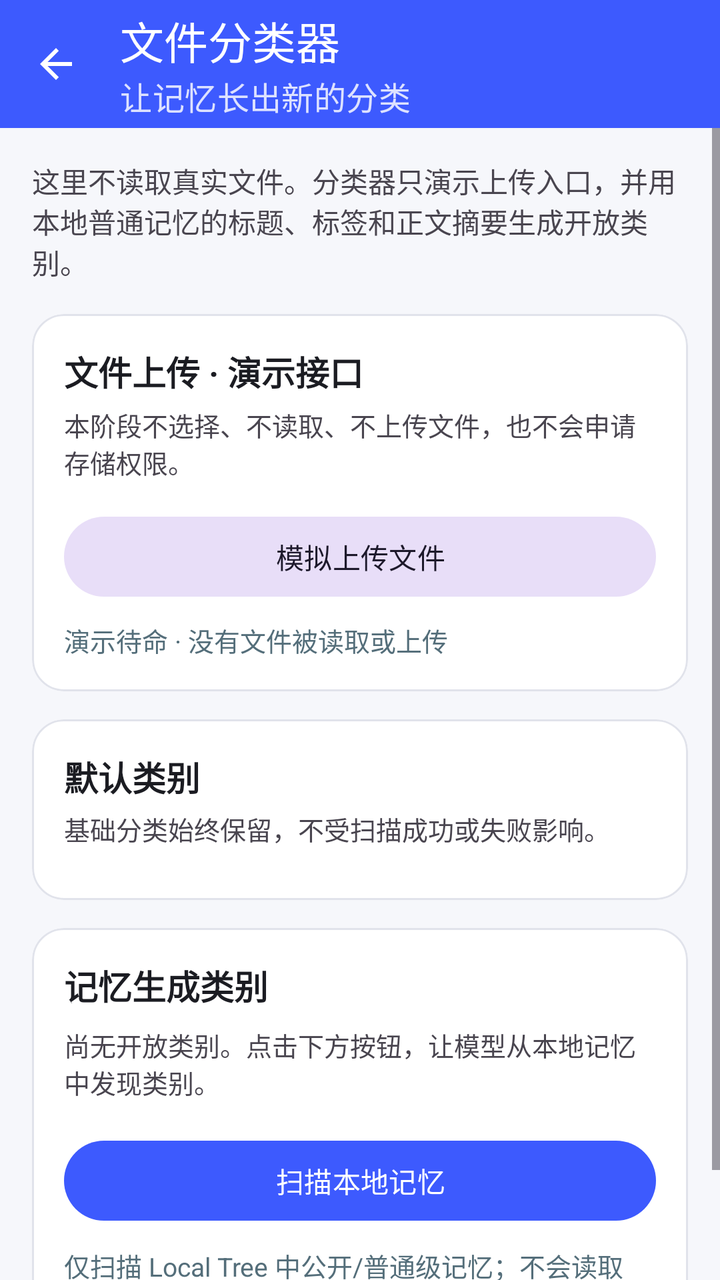
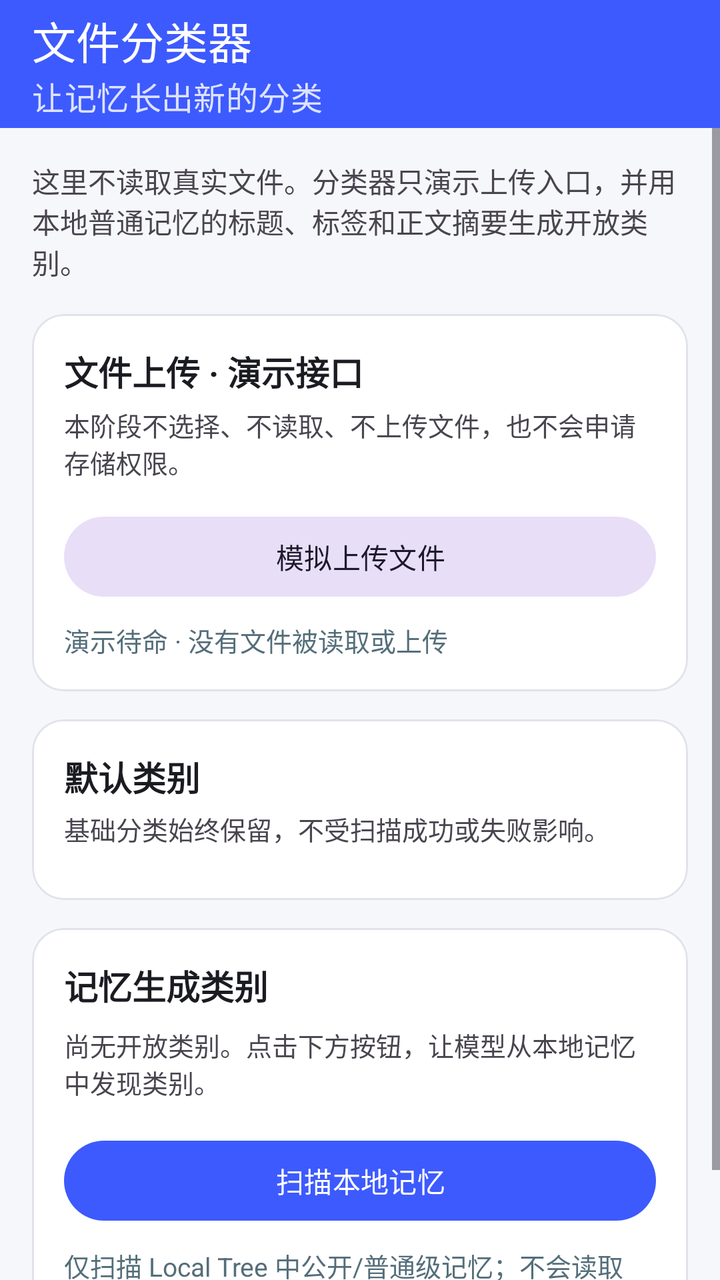

Two renders of the same Android screen: before a commit and after it. Below are the layout's source before the change and the commit's diff.
<!-- AndroidManifest.xml: application theme Theme.OSMemory -->
<!-- res/layout/phase3_classifier_activity.xml -->
<?xml version="1.0" encoding="utf-8"?>
<LinearLayout xmlns:android="http://schemas.android.com/apk/res/android"
    xmlns:app="http://schemas.android.com/apk/res-auto"
    xmlns:tools="http://schemas.android.com/tools"
    android:id="@+id/p3_classifier_root"
    android:layout_width="match_parent"
    android:layout_height="match_parent"
    android:background="@color/brand_background"
    android:fitsSystemWindows="true"
    android:orientation="vertical"
    tools:context=".phase3.classifier.ClassifierActivity">

    <com.google.android.material.appbar.MaterialToolbar
        android:id="@+id/p3_classifier_toolbar"
        android:layout_width="match_parent"
        android:layout_height="?attr/actionBarSize"
        android:background="@color/brand_primary"
        android:theme="@style/ThemeOverlay.Toolbar.OSMemory"
        app:navigationContentDescription="返回 OS Memory"
        app:navigationIcon="?attr/homeAsUpIndicator"
        app:subtitle="让记忆长出新的分类"
        app:subtitleTextColor="#DDE2FF"
        app:title="文件分类器"
        app:titleTextColor="@color/white" />

    <ScrollView
        android:layout_width="match_parent"
        android:layout_height="0dp"
        android:layout_weight="1"
        android:clipToPadding="false"
        android:fillViewport="true">

        <LinearLayout
            android:layout_width="match_parent"
            android:layout_height="wrap_content"
            android:orientation="vertical"
            android:paddingStart="16dp"
            android:paddingTop="16dp"
            android:paddingEnd="16dp"
            android:paddingBottom="24dp">

            <TextView
                android:layout_width="match_parent"
                android:layout_height="wrap_content"
                android:text="这里不读取真实文件。分类器只演示上传入口，并用本地普通记忆的标题、标签和正文摘要生成开放类别。"
                android:textColor="?android:attr/textColorSecondary"
                android:textSize="14sp" />

            <com.google.android.material.card.MaterialCardView
                android:layout_width="match_parent"
                android:layout_height="wrap_content"
                android:layout_marginTop="16dp"
                app:cardBackgroundColor="?attr/colorSurface"
                app:cardCornerRadius="16dp"
                app:strokeColor="@color/brand_outline"
                app:strokeWidth="1dp">

                <LinearLayout
                    android:layout_width="match_parent"
                    android:layout_height="wrap_content"
                    android:orientation="vertical"
                    android:padding="16dp">

                    <TextView
                        android:layout_width="match_parent"
                        android:layout_height="wrap_content"
                        android:text="文件上传 · 演示接口"
                        android:textColor="?attr/colorOnSurface"
                        android:textSize="17sp"
                        android:textStyle="bold" />

                    <TextView
                        android:layout_width="match_parent"
                        android:layout_height="wrap_content"
                        android:layout_marginTop="5dp"
                        android:text="本阶段不选择、不读取、不上传文件，也不会申请存储权限。"
                        android:textColor="?android:attr/textColorSecondary"
                        android:textSize="13sp" />

                    <com.google.android.material.button.MaterialButton
                        android:id="@+id/p3_classifier_fake_upload_button"
                        style="@style/Widget.Material3.Button.TonalButton"
                        android:layout_width="match_parent"
                        android:layout_height="wrap_content"
                        android:layout_marginTop="14dp"
                        android:text="模拟上传文件" />

                    <TextView
                        android:id="@+id/p3_classifier_upload_status"
                        android:layout_width="match_parent"
                        android:layout_height="wrap_content"
                        android:layout_marginTop="8dp"
                        android:text="演示待命 · 没有文件被读取或上传"
                        android:textColor="@color/semantic_public"
                        android:textSize="13sp" />
                </LinearLayout>
            </com.google.android.material.card.MaterialCardView>

            <com.google.android.material.card.MaterialCardView
                android:layout_width="match_parent"
                android:layout_height="wrap_content"
                android:layout_marginTop="14dp"
                app:cardBackgroundColor="?attr/colorSurface"
                app:cardCornerRadius="16dp"
                app:strokeColor="@color/brand_outline"
                app:strokeWidth="1dp">

                <LinearLayout
                    android:layout_width="match_parent"
                    android:layout_height="wrap_content"
                    android:orientation="vertical"
                    android:padding="16dp">

                    <TextView
                        android:layout_width="match_parent"
                        android:layout_height="wrap_content"
                        android:text="默认类别"
                        android:textColor="?attr/colorOnSurface"
                        android:textSize="17sp"
                        android:textStyle="bold" />

                    <TextView
                        android:layout_width="match_parent"
                        android:layout_height="wrap_content"
                        android:layout_marginTop="4dp"
                        android:text="基础分类始终保留，不受扫描成功或失败影响。"
                        android:textColor="?android:attr/textColorSecondary"
                        android:textSize="13sp" />

                    <com.google.android.material.chip.ChipGroup
                        android:id="@+id/p3_classifier_default_categories"
                        android:layout_width="match_parent"
                        android:layout_height="wrap_content"
                        android:layout_marginTop="10dp"
                        app:chipSpacingHorizontal="8dp"
                        app:chipSpacingVertical="4dp"
                        app:singleLine="false" />
                </LinearLayout>
            </com.google.android.material.card.MaterialCardView>

            <com.google.android.material.card.MaterialCardView
                android:layout_width="match_parent"
                android:layout_height="wrap_content"
                android:layout_marginTop="14dp"
                app:cardBackgroundColor="?attr/colorSurface"
                app:cardCornerRadius="16dp"
                app:strokeColor="@color/brand_outline"
                app:strokeWidth="1dp">

                <LinearLayout
                    android:layout_width="match_parent"
                    android:layout_height="wrap_content"
                    android:orientation="vertical"
                    android:padding="16dp">

                    <TextView
                        android:id="@+id/p3_classifier_generated_title"
                        android:layout_width="match_parent"
                        android:layout_height="wrap_content"
                        android:text="记忆生成类别"
                        android:textColor="?attr/colorOnSurface"
                        android:textSize="17sp"
                        android:textStyle="bold" />

                    <TextView
                        android:id="@+id/p3_classifier_generated_empty"
                        android:layout_width="match_parent"
                        android:layout_height="wrap_content"
                        android:layout_marginTop="8dp"
                        android:text="尚无开放类别。点击下方按钮，让模型从本地记忆中发现类别。"
                        android:textColor="?android:attr/textColorSecondary"
                        android:textSize="13sp" />

                    <com.google.android.material.chip.ChipGroup
                        android:id="@+id/p3_classifier_generated_categories"
                        android:layout_width="match_parent"
                        android:layout_height="wrap_content"
                        android:layout_marginTop="10dp"
                        android:visibility="gone"
                        app:chipSpacingHorizontal="8dp"
                        app:chipSpacingVertical="4dp"
                        app:singleLine="false"
                        tools:visibility="visible" />

                    <LinearLayout
                        android:layout_width="match_parent"
                        android:layout_height="wrap_content"
                        android:layout_marginTop="16dp"
                        android:gravity="center_vertical"
                        android:orientation="horizontal">

                        <com.google.android.material.button.MaterialButton
                            android:id="@+id/p3_classifier_scan_button"
                            android:layout_width="0dp"
                            android:layout_height="wrap_content"
                            android:layout_weight="1"
                            android:text="扫描本地记忆" />

                        <com.google.android.material.progressindicator.CircularProgressIndicator
                            android:id="@+id/p3_classifier_scan_progress"
                            android:layout_width="28dp"
                            android:layout_height="28dp"
                            android:layout_marginStart="12dp"
                            android:indeterminate="true"
                            android:visibility="gone"
                            app:indicatorSize="28dp"
                            app:trackThickness="3dp" />
                    </LinearLayout>

                    <TextView
                        android:id="@+id/p3_classifier_scan_status"
                        android:layout_width="match_parent"
                        android:layout_height="wrap_content"
                        android:layout_marginTop="9dp"
                        android:accessibilityLiveRegion="polite"
                        android:text="仅扫描 Local Tree 中公开/普通级记忆；不会读取 Cloud Tree。"
                        android:textColor="@color/semantic_public"
                        android:textSize="13sp" />
                </LinearLayout>
            </com.google.android.material.card.MaterialCardView>
        </LinearLayout>
    </ScrollView>
</LinearLayout>
<!-- resources referenced by this layout -->
<resources>
  <color name="brand_background">#F6F7FB</color>
  <color name="brand_outline">#E1E3EB</color>
  <color name="brand_primary">#3D5AFE</color>
  <color name="semantic_public">#546E7A</color>
  <color name="white">#FFFFFFFF</color>
  <style name="ThemeOverlay.Toolbar.OSMemory" parent="ThemeOverlay.Material3.Dark">
          <item name="colorControlNormal">@color/white</item>
          <item name="android:textColorPrimary">@color/white</item>
      </style>
  <style name="Theme.OSMemory" parent="Base.Theme.OSMemory" />
  <style name="Base.Theme.OSMemory" parent="Theme.Material3.DayNight.NoActionBar">
          <item name="colorPrimary">@color/brand_primary</item>
          <item name="colorOnPrimary">@color/white</item>
          <item name="colorSecondary">@color/brand_secondary</item>
          <item name="colorOnSecondary">@color/white</item>
          <item name="colorTertiary">@color/brand_tertiary</item>
          <item name="android:colorBackground">@color/brand_background</item>
          <item name="colorSurface">@color/brand_surface</item>
          <item name="colorOnSurface">@color/brand_on_surface</item>
          <item name="colorOutline">@color/brand_outline</item>
          <item name="android:statusBarColor">@color/brand_primary</item>
      </style>
  <color name="brand_secondary">#00897B</color>
  <color name="brand_tertiary">#7C4DFF</color>
  <color name="brand_surface">#FFFFFF</color>
  <color name="brand_on_surface">#1B1C22</color>
</resources>

<!-- the commit's change to res/layout/phase3_classifier_activity.xml (unified diff, before → after) -->
@@ -16,8 +16,6 @@
         android:layout_height="?attr/actionBarSize"
         android:background="@color/brand_primary"
         android:theme="@style/ThemeOverlay.Toolbar.OSMemory"
-        app:navigationContentDescription="返回 OS Memory"
-        app:navigationIcon="?attr/homeAsUpIndicator"
         app:subtitle="让记忆长出新的分类"
         app:subtitleTextColor="#DDE2FF"
         app:title="文件分类器"
